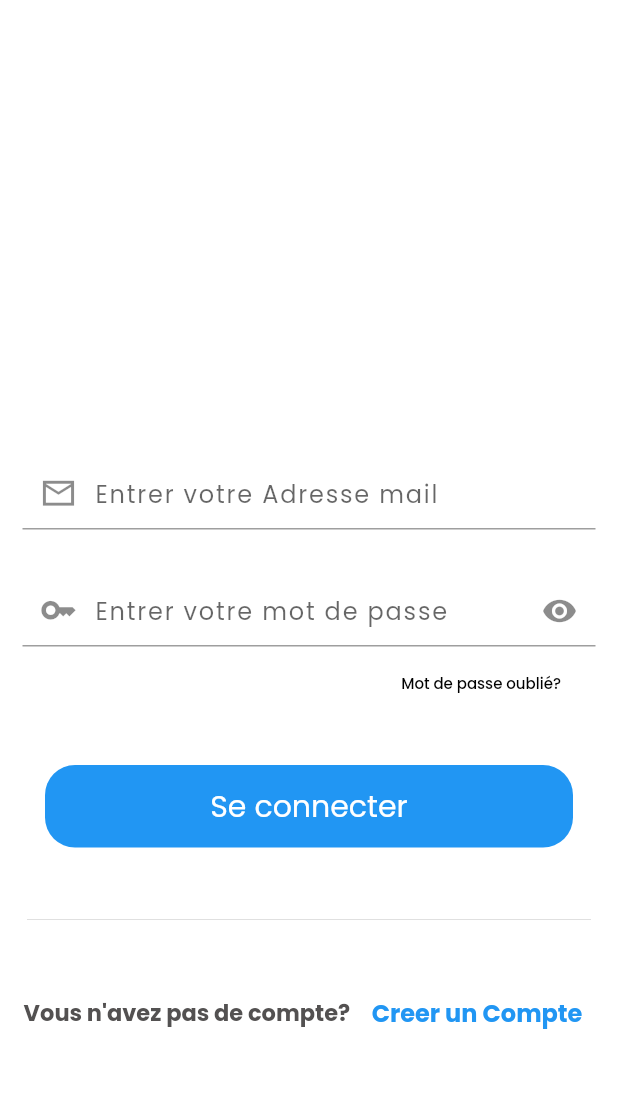
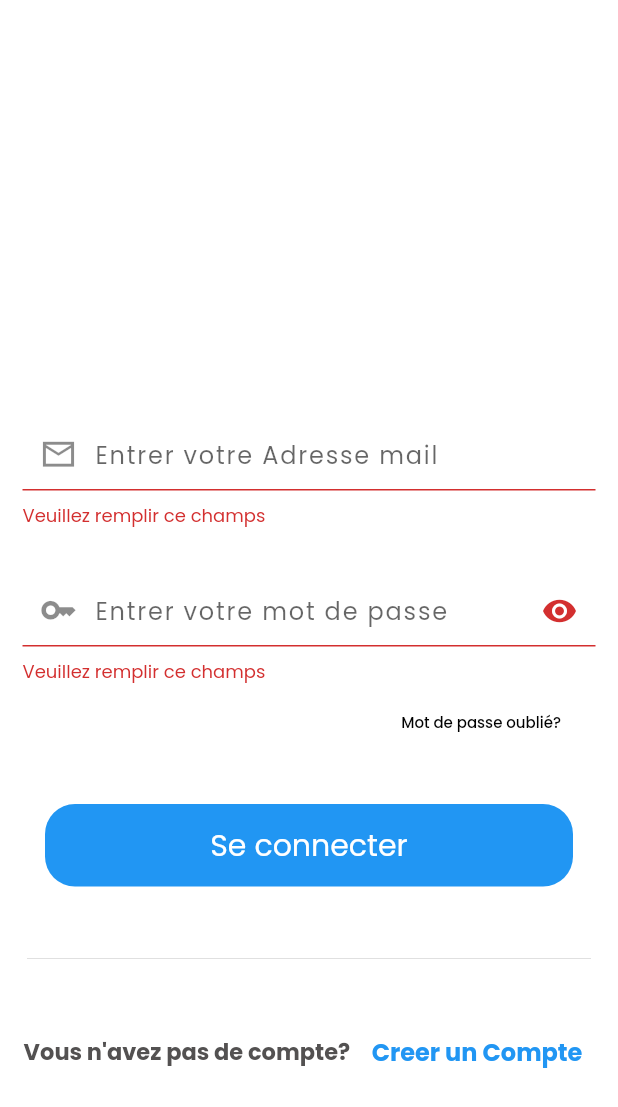
Before and after one commit to leonelmaken/TPINFO4057, a Flutter app: the Login screen opened directly, after a tap on "Se connecter", on a phone screen of 412 x 824 dp. Shown: the top 1107 px of the screen. Run offline on Flutter 3.47's test engine with Material 2 defaults, Android fonts, the phone set to English and light mode, and no system bars; our stand-ins replace flutter_spinkit, image_picker, page_view_dot_indicator; missing offline and left inert: dart:ffi, flutter_signature_pad.

Commit message:
Mise a jour

```diff
--- a/unieduc/lib/Screen/Login.dart
+++ b/unieduc/lib/Screen/Login.dart
@@ -149,17 +149,17 @@ class _LoginState extends State<Login> {
                 onTap: () async{
                   //save();
 
-                  // if (formkey.currentState!.validate()) {
-                  //  await  loading_popup(context);
-                  //   Navigator.push(
-                  //     context,
-                  //     PageRouteBuilder(
-                  //       pageBuilder: (_, __, ___) =>
-                  //           HomePage(),
-                  //     ));
-                  // }
+                  if (formkey.currentState!.validate()) {
+                  // await  loading_popup(context);
+                    Navigator.push(
+                      context,
+                      PageRouteBuilder(
+                        pageBuilder: (_, __, ___) =>
+                            HomePage(),
+                      ));
+                  }
 
-                  Service.getClient();
+
 
                 },
                 child: Container(
```
